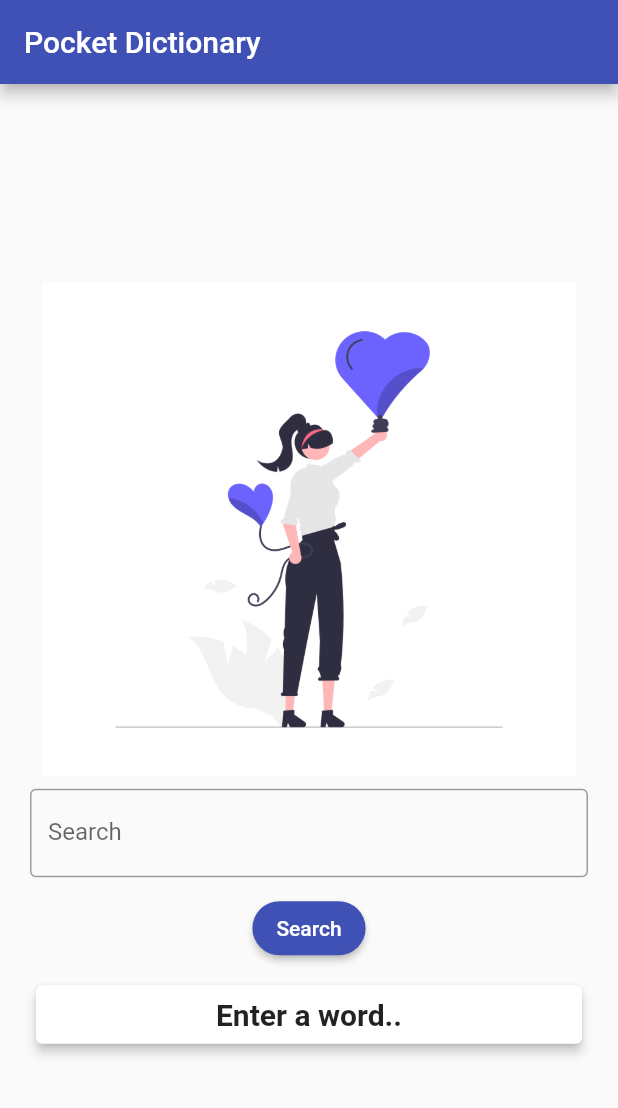
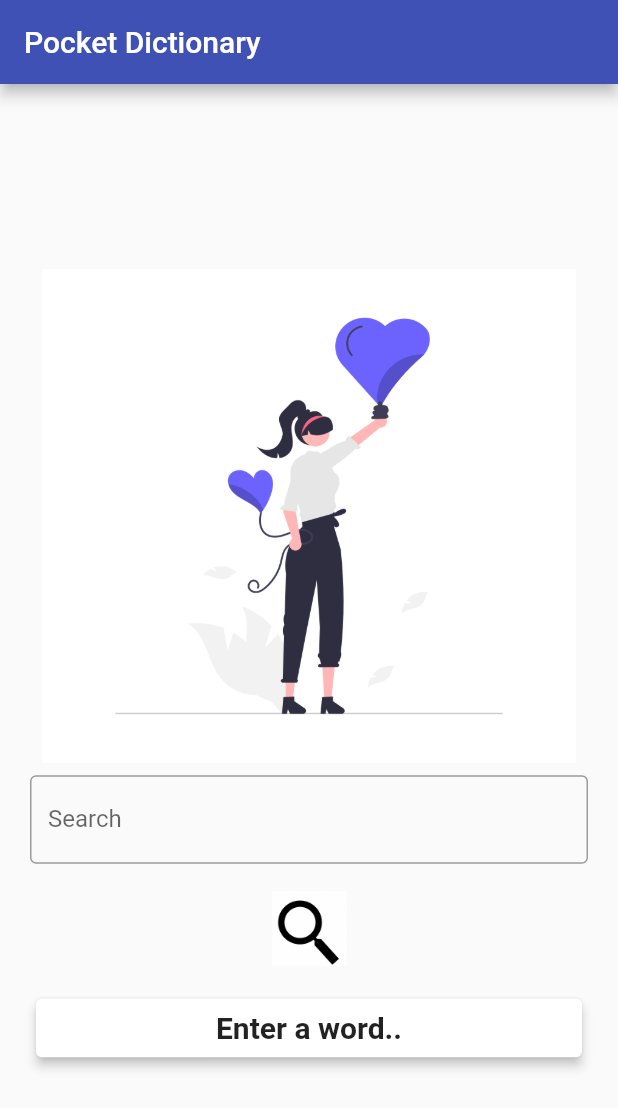
Before and after one commit to siva1098/Flutter_first_project, a Flutter app: the screen it shows after launch, on a phone screen of 412 x 824 dp. Shown: the top 1108 px of the screen. Run offline on Flutter 3.47's test engine with Material 2 defaults, Android fonts, the phone set to English and light mode, and no system bars.

Commit message:
search button with gif added

```diff
--- a/lib/main.dart
+++ b/lib/main.dart
@@ -39,7 +39,11 @@ class _MyHomePageState extends State<MyHomePage> {
     setState(() {
       _search = controller.text;
     });
-    getResult();
+    if (_search != "") {
+      getResult();
+    } else {
+      result = 'Please Enter a Search word..';
+    }
   }
 
   getResult() async {
@@ -93,21 +97,14 @@ class _MyHomePageState extends State<MyHomePage> {
             ),
             Padding(
                 padding: const EdgeInsets.all(10.0),
-                child: ElevatedButton(
-                  style: ButtonStyle(
-                    shape: MaterialStateProperty.all(
-                      RoundedRectangleBorder(
-                        borderRadius: BorderRadius.circular(28.0),
-                      ),
-                    ),
-                    backgroundColor:
-                        MaterialStateProperty.all<Color>(Colors.indigo),
-                  ),
+                child: IconButton(
+                  icon: Image.asset('assets/search.gif'),
+                  iconSize: 50,
                   onPressed: () {
                     _setSearch();
                     // getResult();
                   },
-                  child: const Text('Search'),
+                  tooltip: 'Search',
                 )),
             Card(
               elevation: 3.0,
@@ -118,7 +115,8 @@ class _MyHomePageState extends State<MyHomePage> {
                         style: const TextStyle(
                             fontSize: 20.0, fontWeight: FontWeight.bold))),
               ),
-            )
+            ),
+
             //       Padding(
             //   padding: EdgeInsets.all(8.0),
             //   child: TextField(
--- a/pubspec.yaml
+++ b/pubspec.yaml
@@ -61,6 +61,7 @@ flutter:
   # To add assets to your application, add an assets section, like this:
   assets:
     - assets/love.png
+    - assets/search.gif
   #   - images/a_dot_ham.jpeg
 
   # An image asset can refer to one or more resolution-specific "variants", see
```
Also changed, not shown: assets/search.gif (added).
